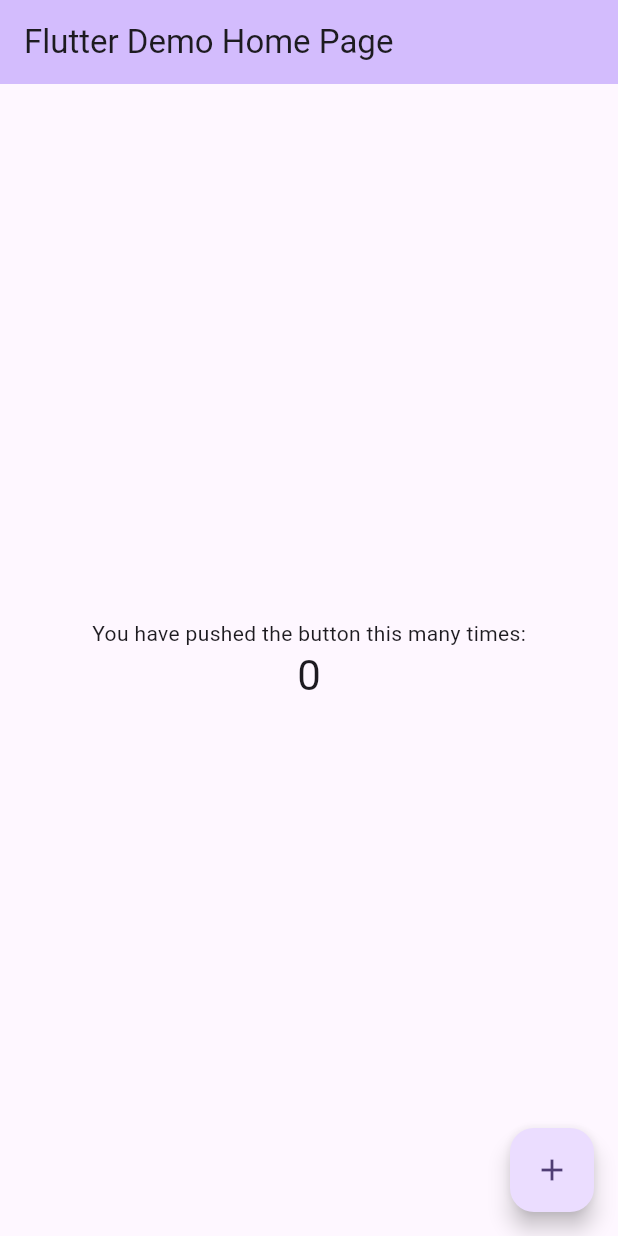
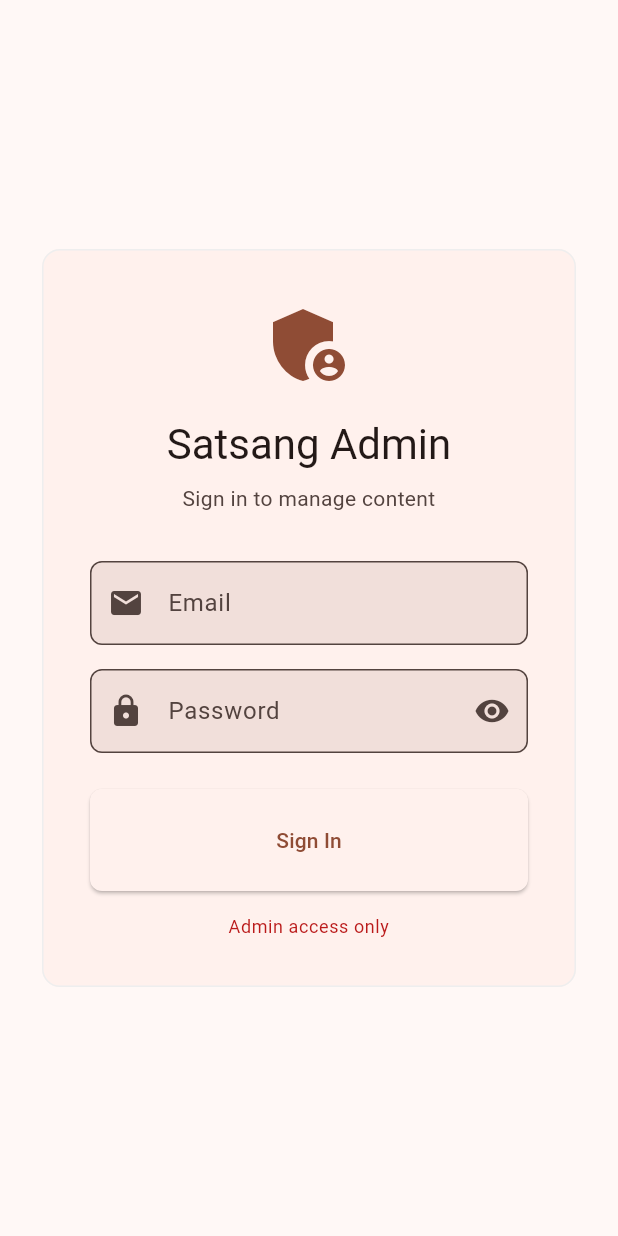
Before and after one commit to Golok-Dham/satsang_admin, a Flutter app: the screen it shows after launch, on a phone screen of 412 x 824 dp. Run offline on Flutter 3.47's test engine with Material 3 defaults, Android fonts, the phone set to English and light mode, and no system bars; our stand-ins replace dio, firebase_auth, firebase_core, flutter_riverpod, go_router, riverpod_annotation; missing offline and left inert: satsang_ott; accounts and stored records are empty; generated files the repository leaves out were written again.

Commit message:
Complete basic app structure with Firebase Auth and dashboard
- Update main.dart with Firebase initialization and ProviderScope
- Run code generation for Riverpod providers (router.g.dart, auth_provider.g.dart)
- Login screen with email/password authentication
- Dashboard screen with navigation drawer
- Theme configured with Material Design 3 (saffron primary color)
- Router with auth guards and redirect logic

Ready to test authentication flow and begin building feature screens.

```diff
--- /dev/null
+++ b/lib/app/router.dart
@@ -0,0 +1,47 @@
+import 'package:flutter/material.dart';
+import 'package:go_router/go_router.dart';
+import 'package:riverpod_annotation/riverpod_annotation.dart';
+
+import '../features/auth/presentation/login_screen.dart';
+import '../features/dashboard/presentation/dashboard_screen.dart';
+import '../core/providers/auth_provider.dart';
+
+part 'router.g.dart';
+
+@riverpod
+GoRouter router(RouterRef ref) {
+  final authState = ref.watch(authStateProvider);
+
+  return GoRouter(
+    initialLocation: '/login',
+    redirect: (context, state) {
+      final isLoggedIn = authState.value != null;
+      final isLoggingIn = state.matchedLocation == '/login';
+
+      // If not logged in and not on login page, redirect to login
+      if (!isLoggedIn && !isLoggingIn) {
+        return '/login';
+      }
+
+      // If logged in and on login page, redirect to dashboard
+      if (isLoggedIn && isLoggingIn) {
+        return '/';
+      }
+
+      return null; // No redirect needed
+    },
+    routes: [
+      GoRoute(
+        path: '/login',
+        name: 'login',
+        builder: (context, state) => const LoginScreen(),
+      ),
+      GoRoute(
+        path: '/',
+        name: 'dashboard',
+        builder: (context, state) => const DashboardScreen(),
+      ),
+      // TODO: Add more routes for content, users, etc.
+    ],
+  );
+}
--- /dev/null
+++ b/lib/app/theme.dart
@@ -0,0 +1,90 @@
+import 'package:flutter/material.dart';
+
+/// Material Design 3 theme configuration for Satsang Admin
+class AppTheme {
+  // Brand colors - matching main Satsang app
+  static const Color primaryColor = Color(0xFFFF6B35); // Saffron/Orange
+  static const Color secondaryColor = Color(0xFF2D1810); // Dark brown
+  static const Color tertiaryColor = Color(0xFFFFA500); // Gold
+
+  static ThemeData get lightTheme {
+    return ThemeData(
+      useMaterial3: true,
+      colorScheme: ColorScheme.fromSeed(
+        seedColor: primaryColor,
+        brightness: Brightness.light,
+      ),
+      appBarTheme: const AppBarTheme(
+        centerTitle: false,
+        elevation: 0,
+      ),
+      cardTheme: CardTheme(
+        elevation: 0,
+        shape: RoundedRectangleBorder(
+          borderRadius: BorderRadius.circular(12),
+          side: BorderSide(
+            color: Colors.grey.shade200,
+            width: 1,
+          ),
+        ),
+      ),
+      inputDecorationTheme: InputDecorationTheme(
+        border: OutlineInputBorder(
+          borderRadius: BorderRadius.circular(8),
+        ),
+        filled: true,
+      ),
+      elevatedButtonTheme: ElevatedButtonThemeData(
+        style: ElevatedButton.styleFrom(
+          padding: const EdgeInsets.symmetric(horizontal: 24, vertical: 12),
+          shape: RoundedRectangleBorder(
+            borderRadius: BorderRadius.circular(8),
+          ),
+        ),
+      ),
+      dataTableTheme: DataTableThemeData(
+        headingRowColor: WidgetStateProperty.all(
+          Colors.grey.shade100,
+        ),
+        decoration: BoxDecoration(
+          border: Border.all(color: Colors.grey.shade300),
+          borderRadius: BorderRadius.circular(8),
+        ),
+      ),
+    );
+  }
+
+  static ThemeData get darkTheme {
+    return ThemeData(
+      useMaterial3: true,
+      colorScheme: ColorScheme.fromSeed(
+        seedColor: primaryColor,
+        brightness: Brightness.dark,
+      ),
+      appBarTheme: const AppBarTheme(
+        centerTitle: false,
+        elevation: 0,
+      ),
+      cardTheme: CardTheme(
+        elevation: 0,
+        shape: RoundedRectangleBorder(
+          borderRadius: BorderRadius.circular(12),
+        ),
+      ),
+      inputDecorationTheme: InputDecorationTheme(
+        border: OutlineInputBorder(
+          borderRadius: BorderRadius.circular(8),
+        ),
+        filled: true,
+      ),
+      elevatedButtonTheme: ElevatedButtonThemeData(
+        style: ElevatedButton.styleFrom(
+          padding: const EdgeInsets.symmetric(horizontal: 24, vertical: 12),
+          shape: RoundedRectangleBorder(
+            borderRadius: BorderRadius.circular(8),
+          ),
+        ),
+      ),
+    );
+  }
+}
--- /dev/null
+++ b/lib/features/auth/presentation/login_screen.dart
@@ -0,0 +1,165 @@
+import 'package:flutter/material.dart';
+import 'package:flutter_riverpod/flutter_riverpod.dart';
+
+import '../../../core/providers/auth_provider.dart';
+import '../../../core/utils/snackbar_helper.dart';
+
+class LoginScreen extends ConsumerStatefulWidget {
+  const LoginScreen({super.key});
+
+  @override
+  ConsumerState<LoginScreen> createState() => _LoginScreenState();
+}
+
+class _LoginScreenState extends ConsumerState<LoginScreen> {
+  final _formKey = GlobalKey<FormState>();
+  final _emailController = TextEditingController();
+  final _passwordController = TextEditingController();
+  bool _obscurePassword = true;
+
+  @override
+  void dispose() {
+    _emailController.dispose();
+    _passwordController.dispose();
+    super.dispose();
+  }
+
+  Future<void> _handleLogin() async {
+    if (!_formKey.currentState!.validate()) return;
+
+    try {
+      await ref.read(authServiceProvider.notifier).signInWithEmailPassword(
+            email: _emailController.text.trim(),
+            password: _passwordController.text,
+          );
+
+      if (!mounted) return;
+      SnackBarHelper.showSuccess(context, 'Login successful');
+    } on Exception catch (e) {
+      if (!mounted) return;
+      SnackBarHelper.showError(
+        context,
+        'Login failed: ${e.toString()}',
+      );
+    }
+  }
+
+  @override
+  Widget build(BuildContext context) {
+    final theme = Theme.of(context);
+    final authState = ref.watch(authServiceProvider);
+
+    return Scaffold(
+      body: Center(
+        child: SingleChildScrollView(
+          child: Padding(
+            padding: const EdgeInsets.all(24.0),
+            child: ConstrainedBox(
+              constraints: const BoxConstraints(maxWidth: 400),
+              child: Card(
+                child: Padding(
+                  padding: const EdgeInsets.all(32.0),
+                  child: Form(
+                    key: _formKey,
+                    child: Column(
+                      mainAxisSize: MainAxisSize.min,
+                      crossAxisAlignment: CrossAxisAlignment.stretch,
+                      children: [
+                        Icon(
+                          Icons.admin_panel_settings,
+                          size: 64,
+                          color: theme.colorScheme.primary,
+                        ),
+                        const SizedBox(height: 16),
+                        Text(
+                          'Satsang Admin',
+                          style: theme.textTheme.headlineMedium,
+                          textAlign: TextAlign.center,
+                        ),
+                        const SizedBox(height: 8),
+                        Text(
+                          'Sign in to manage content',
+                          style: theme.textTheme.bodyMedium?.copyWith(
+                            color: theme.colorScheme.onSurfaceVariant,
+                          ),
+                          textAlign: TextAlign.center,
+                        ),
+                        const SizedBox(height: 32),
+                        TextFormField(
+                          controller: _emailController,
+                          decoration: const InputDecoration(
+                            labelText: 'Email',
+                            prefixIcon: Icon(Icons.email),
+                          ),
+                          keyboardType: TextInputType.emailAddress,
+                          autocorrect: false,
+                          validator: (value) {
+                            if (value == null || value.isEmpty) {
+                              return 'Please enter your email';
+                            }
+                            if (!value.contains('@')) {
+                              return 'Please enter a valid email';
+                            }
+                            return null;
+                          },
+                        ),
+                        const SizedBox(height: 16),
+                        TextFormField(
+                          controller: _passwordController,
+                          decoration: InputDecoration(
+                            labelText: 'Password',
+                            prefixIcon: const Icon(Icons.lock),
+                            suffixIcon: IconButton(
+                              icon: Icon(
+                                _obscurePassword
+                                    ? Icons.visibility
+                                    : Icons.visibility_off,
+                              ),
+                              onPressed: () {
+                                setState(() {
+                                  _obscurePassword = !_obscurePassword;
+                                });
+                              },
+                            ),
+                          ),
+                          obscureText: _obscurePassword,
+                          validator: (value) {
+                            if (value == null || value.isEmpty) {
+                              return 'Please enter your password';
+                            }
+                            if (value.length < 6) {
+                              return 'Password must be at least 6 characters';
+                            }
+                            return null;
+                          },
+                        ),
+                        const SizedBox(height: 24),
+                        authState.isLoading
+                            ? const Center(child: CircularProgressIndicator())
+                            : ElevatedButton(
+                                onPressed: _handleLogin,
+                                child: const Padding(
+                                  padding: EdgeInsets.all(12.0),
+                                  child: Text('Sign In'),
+                                ),
+                              ),
+                        const SizedBox(height: 16),
+                        Text(
+                          'Admin access only',
+                          style: theme.textTheme.bodySmall?.copyWith(
+                            color: theme.colorScheme.error,
+                          ),
+                          textAlign: TextAlign.center,
+                        ),
+                      ],
+                    ),
+                  ),
+                ),
+              ),
+            ),
+          ),
+        ),
+      ),
+    );
+  }
+}
--- a/lib/main.dart
+++ b/lib/main.dart
@@ -1,122 +1,40 @@
+import 'package:firebase_core/firebase_core.dart';
 import 'package:flutter/material.dart';
+import 'package:flutter_riverpod/flutter_riverpod.dart';
 
-void main() {
-  runApp(const MyApp());
+import 'app/router.dart';
+import 'app/theme.dart';
+import 'firebase_options.dart';
+
+void main() async {
+  WidgetsFlutterBinding.ensureInitialized();
+
+  // Initialize Firebase
+  await Firebase.initializeApp(
+    options: DefaultFirebaseOptions.currentPlatform,
+  );
+
+  runApp(
+    const ProviderScope(
+      child: SatsangAdminApp(),
+    ),
+  );
 }
 
-class MyApp extends StatelessWidget {
-  const MyApp({super.key});
+class SatsangAdminApp extends ConsumerWidget {
+  const SatsangAdminApp({super.key});
 
-  // This widget is the root of your application.
   @override
-  Widget build(BuildContext context) {
-    return MaterialApp(
-      title: 'Flutter Demo',
-      theme: ThemeData(
-        // This is the theme of your application.
-        //
-        // TRY THIS: Try running your application with "flutter run". You'll see
-        // the application has a purple toolbar. Then, without quitting the app,
-        // try changing the seedColor in the colorScheme below to Colors.green
-        // and then invoke "hot reload" (save your changes or press the "hot
-        // reload" button in a Flutter-supported IDE, or press "r" if you used
-        // the command line to start the app).
-        //
-        // Notice that the counter didn't reset back to zero; the application
-        // state is not lost during the reload. To reset the state, use hot
-        // restart instead.
-        //
-        // This works for code too, not just values: Most code changes can be
-        // tested with just a hot reload.
-        colorScheme: ColorScheme.fromSeed(seedColor: Colors.deepPurple),
-      ),
-      home: const MyHomePage(title: 'Flutter Demo Home Page'),
+  Widget build(BuildContext context, WidgetRef ref) {
+    final router = ref.watch(routerProvider);
+
+    return MaterialApp.router(
+      title: 'Satsang Admin',
+      debugShowCheckedModeBanner: false,
+      theme: AppTheme.lightTheme,
+      darkTheme: AppTheme.darkTheme,
+      themeMode: ThemeMode.light,
+      routerConfig: router,
     );
   }
 }
-
-class MyHomePage extends StatefulWidget {
-  const MyHomePage({super.key, required this.title});
-
-  // This widget is the home page of your application. It is stateful, meaning
-  // that it has a State object (defined below) that contains fields that affect
-  // how it looks.
-
-  // This class is the configuration for the state. It holds the values (in this
-  // case the title) provided by the parent (in this case the App widget) and
-  // used by the build method of the State. Fields in a Widget subclass are
-  // always marked "final".
-
-  final String title;
-
-  @override
-  State<MyHomePage> createState() => _MyHomePageState();
-}
-
-class _MyHomePageState extends State<MyHomePage> {
-  int _counter = 0;
-
-  void _incrementCounter() {
-    setState(() {
-      // This call to setState tells the Flutter framework that something has
-      // changed in this State, which causes it to rerun the build method below
-      // so that the display can reflect the updated values. If we changed
-      // _counter without calling setState(), then the build method would not be
-      // called again, and so nothing would appear to happen.
-      _counter++;
-    });
-  }
-
-  @override
-  Widget build(BuildContext context) {
-    // This method is rerun every time setState is called, for instance as done
-    // by the _incrementCounter method above.
-    //
-    // The Flutter framework has been optimized to make rerunning build methods
-    // fast, so that you can just rebuild anything that needs updating rather
-    // than having to individually change instances of widgets.
-    return Scaffold(
-      appBar: AppBar(
-        // TRY THIS: Try changing the color here to a specific color (to
-        // Colors.amber, perhaps?) and trigger a hot reload to see the AppBar
-        // change color while the other colors stay the same.
-        backgroundColor: Theme.of(context).colorScheme.inversePrimary,
-        // Here we take the value from the MyHomePage object that was created by
-        // the App.build method, and use it to set our appbar title.
-        title: Text(widget.title),
-      ),
-      body: Center(
-        // Center is a layout widget. It takes a single child and positions it
-        // in the middle of the parent.
-        child: Column(
-          // Column is also a layout widget. It takes a list of children and
-          // arranges them vertically. By default, it sizes itself to fit its
-          // children horizontally, and tries to be as tall as its parent.
-          //
-          // Column has various properties to control how it sizes itself and
-          // how it positions its children. Here we use mainAxisAlignment to
-          // center the children vertically; the main axis here is the vertical
-          // axis because Columns are vertical (the cross axis would be
-          // horizontal).
-          //
-          // TRY THIS: Invoke "debug painting" (choose the "Toggle Debug Paint"
-          // action in the IDE, or press "p" in the console), to see the
-          // wireframe for each widget.
-          mainAxisAlignment: MainAxisAlignment.center,
-          children: <Widget>[
-            const Text('You have pushed the button this many times:'),
-            Text(
-              '$_counter',
-              style: Theme.of(context).textTheme.headlineMedium,
-            ),
-          ],
-        ),
-      ),
-      floatingActionButton: FloatingActionButton(
-        onPressed: _incrementCounter,
-        tooltip: 'Increment',
-        child: const Icon(Icons.add),
-      ), // This trailing comma makes auto-formatting nicer for build methods.
-    );
-  }
-}
```
Also changed, not shown: lib/core/providers/auth_provider.dart (added, +74 -0 lines), lib/features/dashboard/presentation/dashboard_screen.dart (added, +203 -0 lines).
